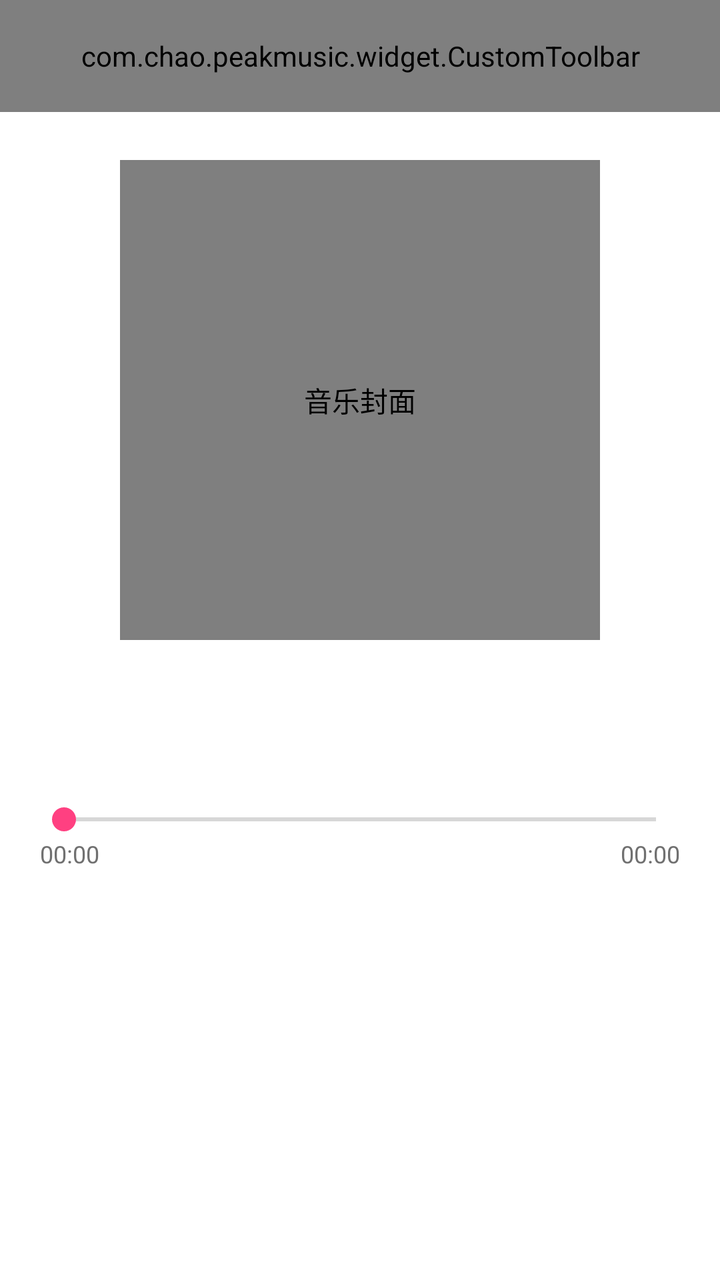
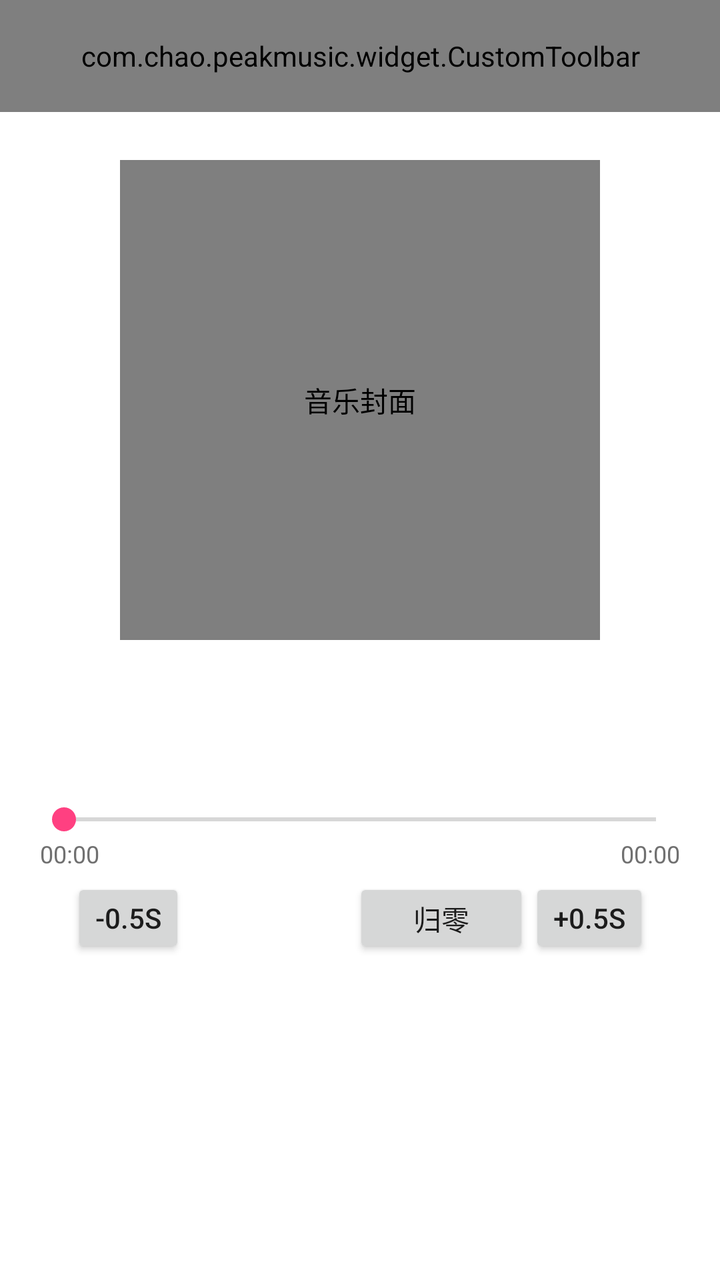

The first picture is an Android layout as it rendered before a commit; the second is the same layout after the commit. The layout source and the unified diff follow.
<!-- AndroidManifest.xml: application theme AppTheme -->
<!-- res/layout/activity_play_music.xml -->
<?xml version="1.0" encoding="utf-8"?>
<androidx.constraintlayout.widget.ConstraintLayout xmlns:android="http://schemas.android.com/apk/res/android"
    xmlns:app="http://schemas.android.com/apk/res-auto"
    android:layout_width="match_parent"
    android:layout_height="match_parent"
    android:background="@android:color/white">

    <View
        android:id="@+id/statusBarView"
        android:layout_width="0dp"
        android:layout_height="0dp"
        android:background="@color/colorPrimaryDark"
        app:layout_constraintEnd_toEndOf="parent"
        app:layout_constraintStart_toStartOf="parent"
        app:layout_constraintTop_toTopOf="parent" />

    <com.chao.peakmusic.widget.CustomToolbar
        android:id="@+id/toolbar"
        android:layout_width="0dp"
        android:layout_height="?attr/actionBarSize"
        android:background="@color/colorPrimary"
        app:layout_constraintEnd_toEndOf="parent"
        app:layout_constraintStart_toStartOf="parent"
        app:layout_constraintTop_toBottomOf="@id/statusBarView"
        app:text_title="@string/music_playing" />

    <com.chao.peakmusic.widget.MusicAlbumView
        android:id="@+id/album_music"
        android:layout_width="240dp"
        android:layout_height="240dp"
        android:layout_marginTop="24dp"
        android:contentDescription="@string/album_cover"
        android:src="@drawable/default_cover"
        android:transitionName="album"
        app:layout_constraintEnd_toEndOf="parent"
        app:layout_constraintStart_toStartOf="parent"
        app:layout_constraintTop_toBottomOf="@id/toolbar" />

    <TextView
        android:id="@+id/tv_music_name"
        android:layout_width="0dp"
        android:layout_height="wrap_content"
        android:layout_marginStart="24dp"
        android:layout_marginTop="18dp"
        android:layout_marginEnd="24dp"
        android:ellipsize="end"
        android:gravity="center"
        android:maxLines="2"
        android:textColor="@color/text_main_color"
        android:textSize="21sp"
        android:textStyle="bold"
        app:layout_constraintEnd_toEndOf="parent"
        app:layout_constraintStart_toStartOf="parent"
        app:layout_constraintTop_toBottomOf="@id/album_music" />

    <TextView
        android:id="@+id/tv_music_singer"
        android:layout_width="0dp"
        android:layout_height="wrap_content"
        android:layout_marginStart="24dp"
        android:layout_marginTop="6dp"
        android:layout_marginEnd="24dp"
        android:ellipsize="end"
        android:gravity="center"
        android:singleLine="true"
        android:textColor="@color/normalColor"
        android:textSize="15sp"
        app:layout_constraintEnd_toEndOf="parent"
        app:layout_constraintStart_toStartOf="parent"
        app:layout_constraintTop_toBottomOf="@id/tv_music_name" />

    <androidx.recyclerview.widget.RecyclerView
        android:id="@+id/lyrics_list"
        android:layout_width="0dp"
        android:layout_height="0dp"
        android:layout_marginStart="20dp"
        android:layout_marginTop="18dp"
        android:layout_marginEnd="20dp"
        android:layout_marginBottom="16dp"
        android:clipToPadding="false"
        android:overScrollMode="ifContentScrolls"
        app:layout_constraintBottom_toBottomOf="parent"
        app:layout_constraintEnd_toEndOf="parent"
        app:layout_constraintStart_toStartOf="parent"
        app:layout_constraintTop_toBottomOf="@id/playback_current_time" />

    <SeekBar
        android:id="@+id/playback_progress"
        android:layout_width="0dp"
        android:layout_height="wrap_content"
        android:layout_marginStart="16dp"
        android:layout_marginTop="8dp"
        android:layout_marginEnd="16dp"
        android:contentDescription="@string/playback_progress"
        app:layout_constraintEnd_toEndOf="parent"
        app:layout_constraintStart_toStartOf="parent"
        app:layout_constraintTop_toBottomOf="@id/tv_music_singer" />

    <TextView
        android:id="@+id/playback_current_time"
        android:layout_width="wrap_content"
        android:layout_height="wrap_content"
        android:layout_marginStart="20dp"
        android:text="00:00"
        android:textColor="@color/normalColor"
        android:textSize="12sp"
        app:layout_constraintStart_toStartOf="parent"
        app:layout_constraintTop_toBottomOf="@id/playback_progress" />

    <TextView
        android:id="@+id/playback_total_time"
        android:layout_width="wrap_content"
        android:layout_height="wrap_content"
        android:layout_marginEnd="20dp"
        android:text="00:00"
        android:textColor="@color/normalColor"
        android:textSize="12sp"
        app:layout_constraintEnd_toEndOf="parent"
        app:layout_constraintTop_toBottomOf="@id/playback_progress" />

    <Button
        android:id="@+id/lyrics_follow"
        android:layout_width="wrap_content"
        android:layout_height="wrap_content"
        android:layout_marginEnd="20dp"
        android:layout_marginBottom="20dp"
        android:text="@string/follow_current_lyric"
        android:visibility="gone"
        app:layout_constraintBottom_toBottomOf="parent"
        app:layout_constraintEnd_toEndOf="parent" />

</androidx.constraintlayout.widget.ConstraintLayout>
<!-- resources referenced by this layout -->
<resources>
  <color name="colorPrimary">#3F51B5</color>
  <color name="colorPrimaryDark">#303F9F</color>
  <color name="normalColor">#707070</color>
  <color name="text_main_color">#000033</color>
  <!-- drawable default_cover: png bitmap (drawable-xxhdpi, 4846 bytes) -->
  <string name="album_cover">音乐封面</string>
  <string name="follow_current_lyric">回到当前歌词</string>
  <string name="music_playing">音乐播放</string>
  <string name="playback_progress">播放进度</string>
  <style name="AppTheme" parent="Theme.AppCompat.Light.NoActionBar">
          
          <item name="colorPrimary">@color/colorPrimary</item>
          <item name="colorPrimaryDark">@color/colorPrimaryDark</item>
          <item name="colorAccent">@color/colorAccent</item>
      </style>
  <color name="colorAccent">#FF4081</color>
</resources>

<!-- the commit's change to res/layout/activity_play_music.xml (unified diff, before → after) -->
@@ -82,7 +82,7 @@
         app:layout_constraintBottom_toBottomOf="parent"
         app:layout_constraintEnd_toEndOf="parent"
         app:layout_constraintStart_toStartOf="parent"
-        app:layout_constraintTop_toBottomOf="@id/playback_current_time" />
+        app:layout_constraintTop_toBottomOf="@id/lyric_offset_controls" />
 
     <SeekBar
         android:id="@+id/playback_progress"
@@ -118,6 +118,45 @@
         app:layout_constraintEnd_toEndOf="parent"
         app:layout_constraintTop_toBottomOf="@id/playback_progress" />
 
+    <LinearLayout
+        android:id="@+id/lyric_offset_controls"
+        android:layout_width="wrap_content"
+        android:layout_height="wrap_content"
+        android:layout_marginTop="4dp"
+        android:gravity="center"
+        android:orientation="horizontal"
+        app:layout_constraintEnd_toEndOf="parent"
+        app:layout_constraintStart_toStartOf="parent"
+        app:layout_constraintTop_toBottomOf="@id/playback_current_time">
+
+        <Button
+            android:id="@+id/lyric_offset_minus"
+            android:layout_width="wrap_content"
+            android:layout_height="40dp"
+            android:minWidth="48dp"
+            android:text="-0.5s" />
+
+        <TextView
+            android:id="@+id/lyric_offset_value"
+            android:layout_width="84dp"
+            android:layout_height="wrap_content"
+            android:gravity="center"
+            android:textColor="@color/normalColor" />
+
+        <Button
+            android:id="@+id/lyric_offset_reset"
+            android:layout_width="wrap_content"
+            android:layout_height="40dp"
+            android:text="@string/lyric_offset_reset" />
+
+        <Button
+            android:id="@+id/lyric_offset_plus"
+            android:layout_width="wrap_content"
+            android:layout_height="40dp"
+            android:minWidth="48dp"
+            android:text="+0.5s" />
+    </LinearLayout>
+
     <Button
         android:id="@+id/lyrics_follow"
         android:layout_width="wrap_content"
<!-- resource entries referenced after the edit -->
@@ -7,9 +7,10 @@
   <!-- drawable default_cover: png bitmap (drawable-xxhdpi, 4846 bytes) -->
   <string name="album_cover">音乐封面</string>
   <string name="follow_current_lyric">回到当前歌词</string>
+  <string name="lyric_offset_reset">归零</string>
   <string name="music_playing">音乐播放</string>
   <string name="playback_progress">播放进度</string>
-  <style name="AppTheme" parent="Theme.AppCompat.Light.NoActionBar">
+  <style name="AppTheme" parent="Theme.AppCompat.DayNight.NoActionBar">
           
           <item name="colorPrimary">@color/colorPrimary</item>
           <item name="colorPrimaryDark">@color/colorPrimaryDark</item>
